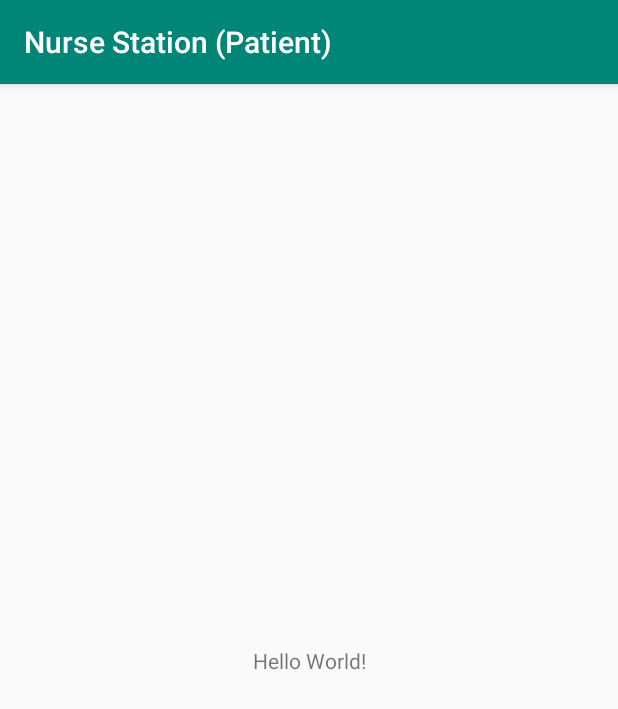
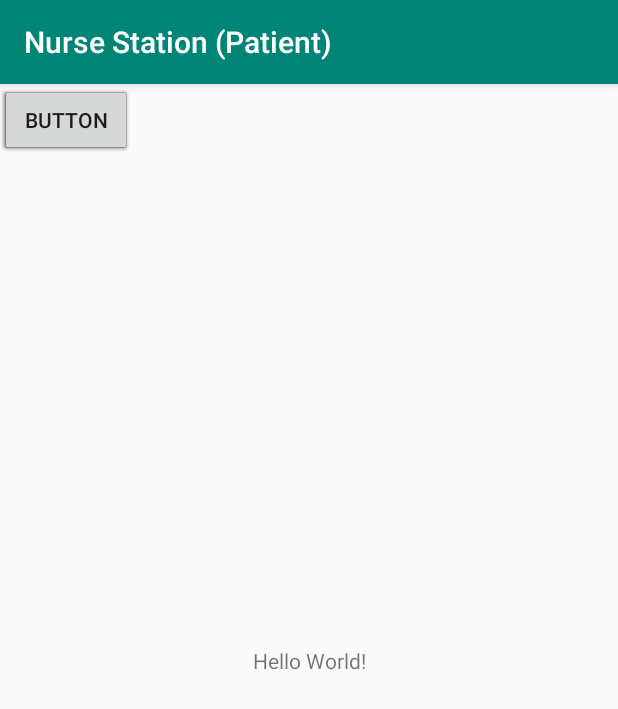
Before and after one commit to ardhiesta/nurse-station_patient, an Android app: the screen it shows after launch (MainActivity), on a phone screen of 412 x 824 dp. Shown: the top 709 px of the screen. Run offline under Robolectric (Android 15) with nearby library versions, the phone set to English and light mode, and no system bars.

Commit message:
add button

```diff
--- a/app/src/main/res/layout/activity_main.xml
+++ b/app/src/main/res/layout/activity_main.xml
@@ -5,6 +5,14 @@
     android:layout_width="match_parent"
     android:layout_height="match_parent"
     tools:context=".MainActivity">
+
+    <Button
+        android:id="@+id/button6"
+        android:layout_width="wrap_content"
+        android:layout_height="wrap_content"
+        android:text="Button"
+        tools:layout_editor_absoluteX="273dp"
+        tools:layout_editor_absoluteY="111dp" />
 
     <TextView
         android:layout_width="wrap_content"
@@ -15,4 +23,44 @@
         app:layout_constraintRight_toRightOf="parent"
         app:layout_constraintTop_toTopOf="parent" />
 
+    <Button
+        android:id="@+id/button"
+        android:layout_width="wrap_content"
+        android:layout_height="wrap_content"
+        android:text="Button"
+        tools:layout_editor_absoluteX="21dp"
+        tools:layout_editor_absoluteY="31dp" />
+
+    <Button
+        android:id="@+id/button2"
+        android:layout_width="wrap_content"
+        android:layout_height="wrap_content"
+        android:text="Button"
+        tools:layout_editor_absoluteX="21dp"
+        tools:layout_editor_absoluteY="111dp" />
+
+    <Button
+        android:id="@+id/button3"
+        android:layout_width="wrap_content"
+        android:layout_height="wrap_content"
+        android:text="Button"
+        tools:layout_editor_absoluteX="273dp"
+        tools:layout_editor_absoluteY="31dp" />
+
+    <Button
+        android:id="@+id/button4"
+        android:layout_width="wrap_content"
+        android:layout_height="wrap_content"
+        android:text="Button"
+        tools:layout_editor_absoluteX="143dp"
+        tools:layout_editor_absoluteY="111dp" />
+
+    <Button
+        android:id="@+id/button5"
+        android:layout_width="wrap_content"
+        android:layout_height="wrap_content"
+        android:text="Button"
+        tools:layout_editor_absoluteX="143dp"
+        tools:layout_editor_absoluteY="31dp" />
+
 </androidx.constraintlayout.widget.ConstraintLayout>
```
